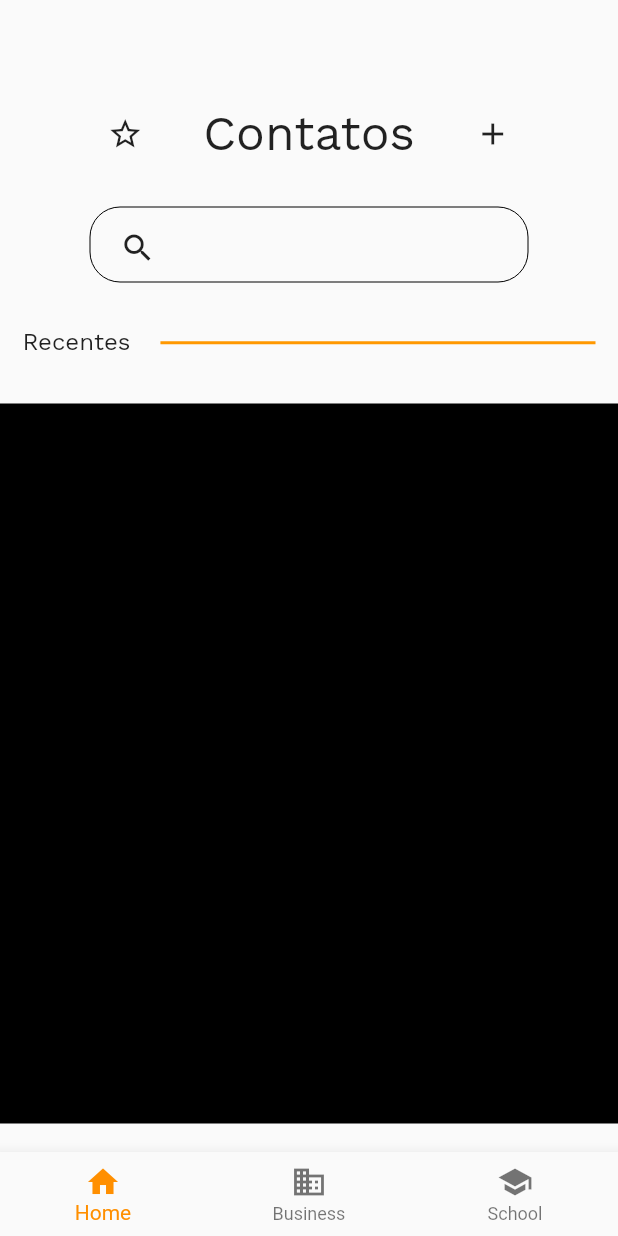
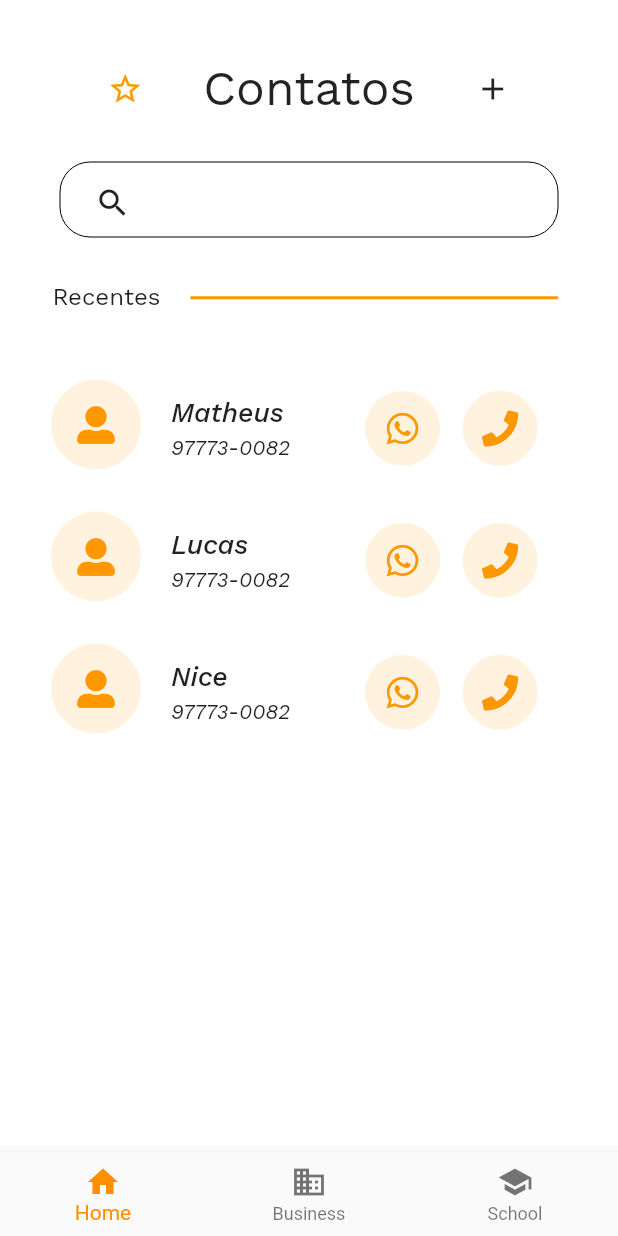
Before and after one commit to MatheusBispoDev/caseirinhos, a Flutter app: the screen it shows after launch, on a phone screen of 412 x 824 dp. Run offline on Flutter 3.47's test engine with Material 2 defaults, Android fonts, the phone set to English and light mode, and no system bars; our stand-ins replace font_awesome_flutter, google_fonts.

Commit message:
Tela de contato sem funcionalidades finalizadas

```diff
--- /dev/null
+++ b/lib/components/cardContacts/card_contacts.dart
@@ -0,0 +1,71 @@
+import 'package:caseirinhos/components/cardContacts/componets/card_icon_button.dart';
+import 'package:caseirinhos/components/cardContacts/componets/card_profile.dart';
+import 'package:caseirinhos/models/contacts.dart';
+import 'package:flutter/material.dart';
+import 'package:font_awesome_flutter/font_awesome_flutter.dart';
+import 'package:google_fonts/google_fonts.dart';
+
+class CardContacts extends StatelessWidget {
+  final TextStyle nameCardTextStyle = GoogleFonts.workSans(
+      fontSize: 18, fontWeight: FontWeight.w500, fontStyle: FontStyle.italic);
+  final TextStyle phoneCardTextStyle =
+      GoogleFonts.workSans(fontSize: 14, fontStyle: FontStyle.italic);
+  final Contact contact;
+
+  CardContacts(this.contact);
+
+  @override
+  Widget build(BuildContext context) {
+    return GestureDetector(
+      onTap: (){
+       // TODO: Implementar toque simples no Card
+      },
+      onLongPress: (){
+        // TODO: Implementar toque longo no Card
+      },
+      child: Card(
+        shape: InputBorder.none,
+        elevation: 0.0,
+        child: Padding(
+          padding: EdgeInsets.only(left: 30, top: 10, bottom: 10, right: 35),
+          child: Row(
+            children: <Widget>[
+              CardProfile(),
+              Column(
+                crossAxisAlignment: CrossAxisAlignment.start,
+                children: [
+                  Padding(
+                    padding: EdgeInsets.only(left: 20, top: 5),
+                    child: Text(contact.name, style: nameCardTextStyle),
+                  ),
+                  Padding(
+                    padding: EdgeInsets.only(left: 20, top: 5),
+                    child: Text(contact.phone, style: phoneCardTextStyle),
+                  ),
+                ],
+              ),
+              Padding(
+                padding: EdgeInsets.only(left: 50, top: 5),
+                child: CardIconButton(
+                  icon: FontAwesomeIcons.whatsapp,
+                  onTap: (){
+                    // TODO: Adicionar funcionalidade no icon de mensagem
+                  },
+                ),
+              ),
+              Padding(
+                padding: EdgeInsets.only(left: 15, top: 5),
+                child: CardIconButton(
+                  icon: FontAwesomeIcons.phone,
+                  onTap: (){
+                    // TODO: Adicionar funcionalidade no icon de telefone
+                  }
+                ),
+              ),
+            ],
+          ),
+        ),
+      ),
+    );
+  }
+}
--- /dev/null
+++ b/lib/components/cardContacts/componets/card_icon_button.dart
@@ -0,0 +1,32 @@
+import 'package:flutter/material.dart';
+import 'package:font_awesome_flutter/font_awesome_flutter.dart';
+
+class CardIconButton extends StatelessWidget {
+  final Color colorBackgroundIcon = Colors.orange.shade50;
+  final Color colorIcon = Colors.orange;
+  final IconData icon;
+  final Function() onTap;
+
+  CardIconButton({Key? key, required this.icon, required this.onTap}) : super(key: key);
+
+  @override
+  Widget build(BuildContext context) {
+    return GestureDetector(
+      child: Container(
+        height: 50,
+        width: 50,
+        decoration: BoxDecoration(
+          borderRadius: BorderRadius.all(Radius.circular(50.0)),
+          color: colorBackgroundIcon,
+        ),
+        child: Center(
+          child: FaIcon(
+            icon,
+            color: colorIcon,
+          ),
+        ),
+      ),
+      onTap: onTap,
+    );
+  }
+}
--- /dev/null
+++ b/lib/components/cardContacts/componets/card_profile.dart
@@ -0,0 +1,34 @@
+import 'package:flutter/material.dart';
+import 'package:font_awesome_flutter/font_awesome_flutter.dart';
+
+class CardProfile extends StatelessWidget {
+  final Color colorBackgroundProfile = Colors.orange.shade50;
+  final Color colorProfile = Colors.orange;
+  final String image;
+
+  CardProfile({this.image = ''});
+
+  @override
+  Widget build(BuildContext context) {
+    return Container(
+      height: 60,
+      width: 60,
+      decoration: BoxDecoration(
+        borderRadius: BorderRadius.all(Radius.circular(50.0)),
+        color: colorBackgroundProfile,
+      ),
+      child: image != ''
+          ? Image.asset(
+              image,
+              height: 5,
+              color: Colors.orange,
+            )
+          : Center(
+              child: FaIcon(
+              FontAwesomeIcons.userAlt,
+              color: colorProfile,
+              size: 25,
+            )),
+    );
+  }
+}
--- a/lib/components/sectiondivider.dart
+++ b/lib/components/section_divider.dart
@@ -13,7 +13,7 @@ class SectionDivider extends StatelessWidget {
   @override
   Widget build(BuildContext context) {
     return Padding(
-      padding: const EdgeInsets.only(left: 15, right: 15),
+      padding: const EdgeInsets.only(left: 35, right: 40),
       child: Row(
         crossAxisAlignment: CrossAxisAlignment.start,
         mainAxisAlignment: MainAxisAlignment.start,
--- a/lib/components/textfield_search.dart
+++ b/lib/components/textfield_search.dart
@@ -3,17 +3,22 @@ import 'package:flutter/material.dart';
 class TextfieldSearch extends StatelessWidget {
   final Color cursosColor;
   final TextStyle descriptionTextStyle;
+  final Function(String) onChanged;
 
   TextfieldSearch(
-      {required this.cursosColor, required this.descriptionTextStyle});
+      {required this.cursosColor, required this.descriptionTextStyle, required this.onChanged});
 
   @override
   Widget build(BuildContext context) {
     return Padding(
-      padding: const EdgeInsets.only(left: 60, right: 60),
+      padding: const EdgeInsets.only(left: 40, right: 40),
       child: Container(
         height: 50,
         width: MediaQuery.of(context).size.width,
+        decoration: BoxDecoration(
+          border: Border.all(width: 0.0),
+          borderRadius: BorderRadius.all(Radius.circular(20.0)),
+        ),
         child: Row(
           mainAxisAlignment: MainAxisAlignment.start,
           crossAxisAlignment: CrossAxisAlignment.start,
@@ -36,15 +41,12 @@ class TextfieldSearch extends StatelessWidget {
                     enabledBorder: InputBorder.none,
                     border: InputBorder.none,
                   ),
+                  onChanged: onChanged,
                 ),
               ),
             ),
           ],
         ),
-        decoration: BoxDecoration(
-          border: Border.all(width: 0.0),
-          borderRadius: BorderRadius.all(Radius.circular(20.0)),
-        ),
       ),
     );
   }
--- a/lib/main.dart
+++ b/lib/main.dart
@@ -1,8 +1,5 @@
-import 'package:caseirinhos/components/sectiondivider.dart';
-import 'package:caseirinhos/components/textfield_search.dart';
+import 'package:caseirinhos/pages/contacts_page/contacts_page.dart';
 import 'package:flutter/material.dart';
-import 'package:flutter/painting.dart';
-import 'package:google_fonts/google_fonts.dart';
 
 void main() {
   runApp(MyApp());
@@ -13,93 +10,15 @@ class MyApp extends StatelessWidget {
   Widget build(BuildContext context) {
     return MaterialApp(
       debugShowCheckedModeBanner: false,
+      themeMode: ThemeMode.light,
       theme: ThemeData(
-        brightness: Brightness.light,
         textSelectionTheme: TextSelectionThemeData(
           cursorColor: Colors.black12,
           selectionColor: Colors.black12,
         ),
       ),
-      home: ContatosPage(),
+      darkTheme: ThemeData(),
+      home: ContactPage(),
     );
   }
 }
-
-class ContatosPage extends StatefulWidget {
-  const ContatosPage({Key? key}) : super(key: key);
-
-  @override
-  _ContatoseState createState() => _ContatoseState();
-}
-
-class _ContatoseState extends State<ContatosPage> {
-  Color colorPrimay = Colors.orange;
-  TextStyle titleTextStyle = GoogleFonts.workSans(fontSize: 32);
-  TextStyle descriptionTextStyle = GoogleFonts.workSans(fontSize: 16);
-  TextStyle sectionTextStyle = GoogleFonts.workSans(fontSize: 12);
-
-  @override
-  Widget build(BuildContext context) {
-    return Scaffold(
-      bottomNavigationBar: BottomNavigationBar(
-        items: const <BottomNavigationBarItem>[
-          BottomNavigationBarItem(
-            icon: Icon(Icons.home),
-            label: 'Home',
-          ),
-          BottomNavigationBarItem(
-            icon: Icon(Icons.business),
-            label: 'Business',
-          ),
-          BottomNavigationBarItem(
-            icon: Icon(Icons.school),
-            label: 'School',
-          ),
-        ],
-        selectedItemColor: Colors.amber[800],
-      ),
-      body: Container(
-        height: MediaQuery.of(context).size.height,
-        width: MediaQuery.of(context).size.width,
-        child: ListView(
-          children: [
-            Padding(
-              padding: const EdgeInsets.only(top: 70),
-              child: Row(
-                mainAxisAlignment: MainAxisAlignment.center,
-                children: [
-                  Icon(Icons.star_border_outlined),
-                  Padding(
-                    padding: const EdgeInsets.only(right: 40, left: 40),
-                    child: Text('Contatos', style: titleTextStyle),
-                  ),
-                  Icon(Icons.add),
-                ],
-              ),
-            ),
-            SizedBox(height: 30),
-            TextfieldSearch(
-              cursosColor: colorPrimay,
-              descriptionTextStyle: descriptionTextStyle,
-            ),
-            SizedBox(height: 30),
-            SectionDivider(
-              text: 'Recentes',
-              textStyle: descriptionTextStyle,
-              colorDivider: colorPrimay,
-            ),
-            SizedBox(height: 30),
-            Container(
-              width: MediaQuery.of(context).size.width,
-              height: 480,
-              child: ListView(
-                children: [],
-              ),
-              color: Colors.black,
-            )
-          ],
-        ),
-      ),
-    );
-  }
-}
--- /dev/null
+++ b/lib/models/address.dart
@@ -0,0 +1,7 @@
+class Adress {
+  final String road;
+  final String number;
+  final String district;
+
+  Adress({required this.road, required this.number, required this.district});
+}
--- /dev/null
+++ b/lib/models/contacts.dart
@@ -0,0 +1,46 @@
+import 'package:caseirinhos/models/address.dart';
+
+class Contact {
+  String name;
+  String phone;
+  String email;
+  String image;
+  Adress adress;
+
+  Contact(
+      {required this.name,
+      required this.phone,
+      required this.email,
+      this.image = '',
+      required this.adress,
+      });
+
+  static List<Contact> getContacts() {
+    return <Contact>[
+      Contact(
+          name: 'Matheus',
+          phone: '97773-0082',
+          email: 'theu.bispo@gmail.com',
+          adress: Adress(
+              road: 'Rua Dona Palmira',
+              number: '292',
+              district: 'Jd. Helena Maria')),
+      Contact(
+          name: 'Lucas',
+          phone: '97773-0082',
+          email: 'theu.bispo@gmail.com',
+          adress: Adress(
+              road: 'Rua Dona Palmira',
+              number: '292',
+              district: 'Jd. Helena Maria')),
+      Contact(
+          name: 'Nice',
+          phone: '97773-0082',
+          email: 'theu.bispo@gmail.com',
+          adress: Adress(
+              road: 'Rua Dona Palmira',
+              number: '292',
+              district: 'Jd. Helena Maria')),
+    ];
+  }
+}
--- /dev/null
+++ b/lib/pages/contacts_page/contacts_header_page.dart
@@ -0,0 +1,46 @@
+import 'package:flutter/material.dart';
+import 'package:google_fonts/google_fonts.dart';
+
+class ContactHeadersPage extends StatefulWidget {
+
+  ContactHeadersPage({Key? key}) : super(key: key);
+
+  @override
+  _ContactHeadersPageState createState() => _ContactHeadersPageState();
+}
+
+class _ContactHeadersPageState extends State<ContactHeadersPage> {
+  final TextStyle titleTextStyle = GoogleFonts.workSans(fontSize: 32);
+  bool isSelectedFavorite = true;
+
+  @override
+  Widget build(BuildContext context) {
+    return Padding(
+      padding: const EdgeInsets.only(top: 40),
+      child: Row(
+        mainAxisAlignment: MainAxisAlignment.center,
+        children: [
+          GestureDetector(
+            child: isSelectedFavorite == true ? Icon(Icons.star_border, color: Colors.orange,) : Icon(Icons.star_border_outlined, color: Colors.black,),
+            onTap: () {
+              setState(() {
+                // TODO: Gerenciamento de estado
+                isSelectedFavorite = !isSelectedFavorite;
+              });
+            },
+          ),
+          Padding(
+            padding: const EdgeInsets.only(right: 40, left: 40),
+            child: Text('Contatos', style: titleTextStyle),
+          ),
+          GestureDetector(
+            child: Icon(Icons.add),
+            onTap: () {
+              //TODO: criar tela de cadastro de contatos
+            },
+          ),
+        ],
+      ),
+    );
+  }
+}
--- /dev/null
+++ b/lib/pages/contacts_page/contacts_page.dart
@@ -0,0 +1,76 @@
+import 'package:caseirinhos/components/cardContacts/card_contacts.dart';
+import 'package:caseirinhos/components/section_divider.dart';
+import 'package:caseirinhos/components/textfield_search.dart';
+import 'package:caseirinhos/models/contacts.dart';
+import 'package:caseirinhos/pages/contacts_page/contacts_header_page.dart';
+import 'package:flutter/material.dart';
+import 'package:google_fonts/google_fonts.dart';
+
+class ContactPage extends StatelessWidget {
+  final Color colorPrimay = Colors.orange;
+  final TextStyle titleTextStyle = GoogleFonts.workSans(fontSize: 32);
+  final TextStyle descriptionTextStyle = GoogleFonts.workSans(fontSize: 16);
+  final TextStyle sectionTextStyle = GoogleFonts.workSans(fontSize: 12);
+
+  final List<Contact> contacts = Contact.getContacts();
+
+  @override
+  Widget build(BuildContext context) {
+    return Scaffold(
+      bottomNavigationBar: BottomNavigationBar(
+        items: const <BottomNavigationBarItem>[
+          BottomNavigationBarItem(
+            icon: Icon(Icons.home),
+            label: 'Home',
+          ),
+          BottomNavigationBarItem(
+            icon: Icon(Icons.business),
+            label: 'Business',
+          ),
+          BottomNavigationBarItem(
+            icon: Icon(Icons.school),
+            label: 'School',
+          ),
+        ],
+        selectedItemColor: Colors.amber[800],
+      ),
+      body: Container(
+        color: Colors.white,
+        height: MediaQuery.of(context).size.height,
+        width: MediaQuery.of(context).size.width,
+        child: ListView(
+          children: [
+            ContactHeadersPage(),
+            SizedBox(height: 30),
+            TextfieldSearch(
+              cursosColor: colorPrimay,
+              descriptionTextStyle: descriptionTextStyle,
+              onChanged: (String text) {
+                // TODO: Adicionar filtro de contatos
+                print('Text: $text');
+              },
+            ),
+            SizedBox(height: 30),
+            SectionDivider(
+              text: 'Recentes',
+              textStyle: descriptionTextStyle,
+              colorDivider: colorPrimay,
+            ),
+            SizedBox(height: 30),
+            Container(
+              color: Colors.white,
+              width: MediaQuery.of(context).size.width,
+              height: 520,
+              child: ListView.builder(
+                itemCount: contacts.length,
+                itemBuilder: (BuildContext context, int index) {
+                  return CardContacts(contacts[index]);
+                },
+              ),
+            ),
+          ],
+        ),
+      ),
+    );
+  }
+}
--- a/pubspec.yaml
+++ b/pubspec.yaml
@@ -26,6 +26,7 @@ dependencies:
 
   cupertino_icons: ^1.0.2
   google_fonts: ^2.1.0
+  font_awesome_flutter: ^9.1.0
 
 dev_dependencies:
   flutter_test:
@@ -34,3 +35,6 @@ dev_dependencies:
 flutter:
 
   uses-material-design: true
+
+  assets:
+    - assets/images/person_icon.png
```
Also changed, not shown: assets/images/person_icon.png (added), 2 other files.
